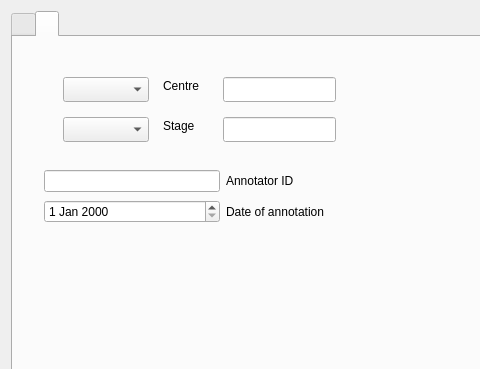
VCCRI/vpv, file vpv/ui/views/ui_annotations.ui: the form before one commit; both pictures show x 0 to 480 and y 0 to 369 of the 700 by 901 pixel window.
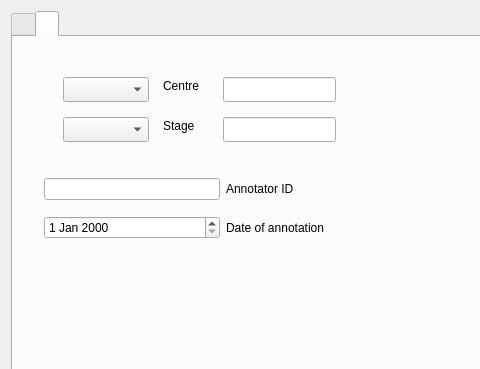
The form after the commit. The open tabs and pages were chosen to show the change. Icons and pictures are not drawn.

Diff of the .ui file:
```diff
--- a/vpv/ui/views/ui_annotations.ui
+++ b/vpv/ui/views/ui_annotations.ui
@@ -349,7 +349,7 @@
          <x>31</x>
          <y>131</y>
          <width>280</width>
-         <height>59</height>
+         <height>82</height>
         </rect>
        </property>
        <layout class="QGridLayout" name="gridLayout">
```
Left out of the diff: 12 changed lines with no effect on the pictures.
